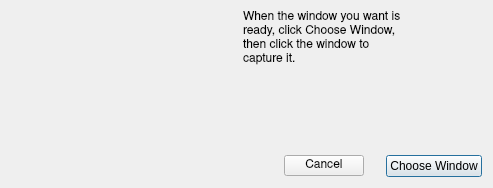
This is Under Construction/Grab.app/Resources/dialog_window_grab.ui in helloSystem/Utilities as Qt 5 draws it before an edit. The edited form follows.
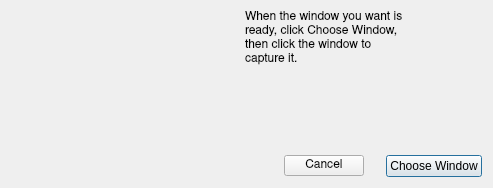
This is the edited form. Icons and pictures are not drawn.

The edit to the form file:
```diff
--- a/Under Construction/Grab.app/Resources/dialog_window_grab.ui
+++ b/Under Construction/Grab.app/Resources/dialog_window_grab.ui
@@ -26,7 +26,7 @@
    <item>
     <layout class="QVBoxLayout" name="MainVbox" stretch="0,0,0">
      <property name="spacing">
-      <number>6</number>
+      <number>12</number>
      </property>
      <property name="sizeConstraint">
       <enum>QLayout::SetNoConstraint</enum>
@@ -45,6 +45,9 @@
      </property>
      <item>
       <layout class="QHBoxLayout" name="horizontalLayout_2" stretch="0,0,0,0,0">
+       <property name="spacing">
+        <number>12</number>
+       </property>
        <property name="sizeConstraint">
         <enum>QLayout::SetDefaultConstraint</enum>
        </property>
```
